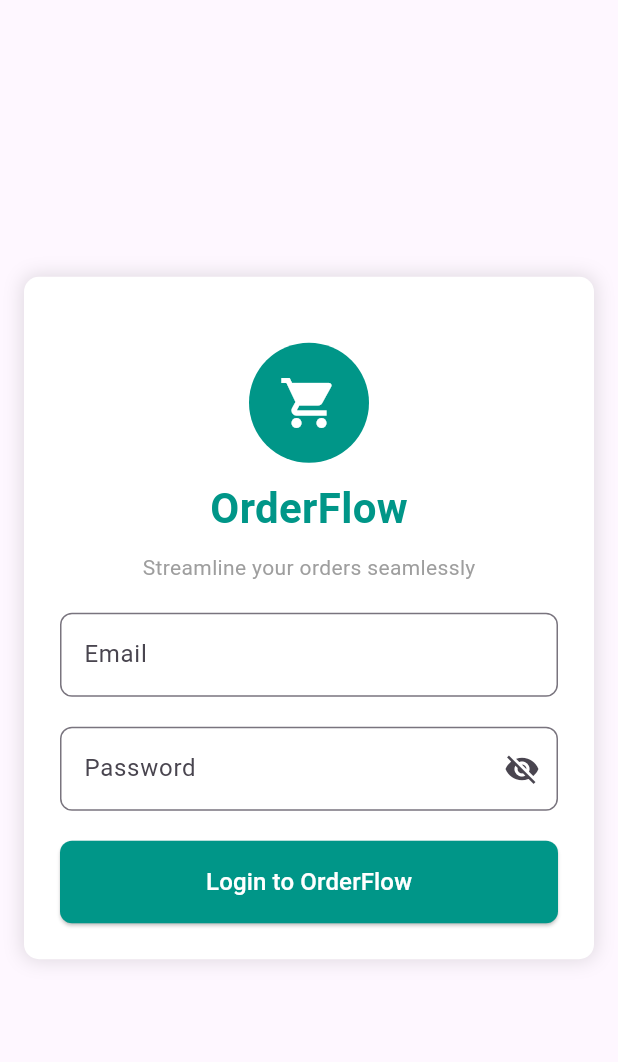
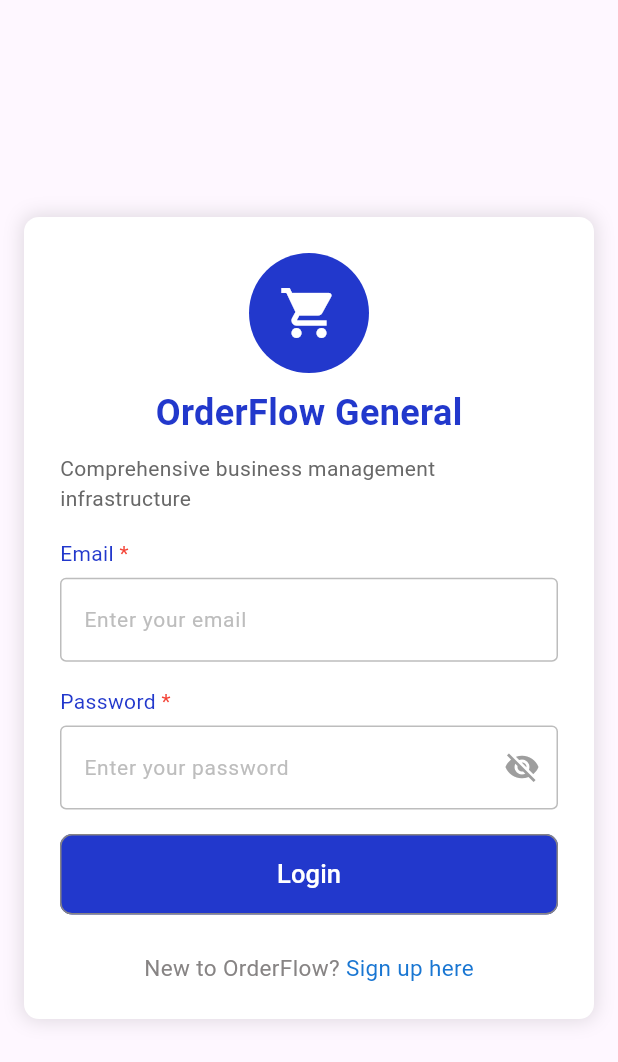
Before and after one commit to Zellow-Tech/orderflow_web, a Flutter app: the screen it shows after launch, on a phone screen of 412 x 824 dp. Shown: the top 1062 px of the screen. Run offline on Flutter 3.47's test engine with Material 3 defaults, Android fonts, the phone set to English and light mode, and no system bars; our stand-ins replace firebase_core, get, google_fonts, url_launcher_web; missing offline and left inert: cloud_firestore_web, firebase_auth_web, firebase_core_web, firebase_messaging_web, firebase_storage_web, image_picker_for_web; accounts and stored records are empty.

Commit message:
login and sign up UI ready temp

```diff
--- a/lib/views/auth/login_screen.dart
+++ b/lib/views/auth/login_screen.dart
@@ -1,6 +1,9 @@
 import 'package:flutter/material.dart';
 import 'package:get/get_core/src/get_main.dart';
 import 'package:get/get_navigation/get_navigation.dart';
+import 'package:ofg_web/constants/color_palette.dart';
+import 'package:ofg_web/constants/texts.dart';
+import 'package:ofg_web/widgets/top_label_text_field.dart';
 
 class LoginScreen extends StatefulWidget {
   const LoginScreen({super.key});
@@ -10,16 +13,29 @@ class LoginScreen extends StatefulWidget {
 }
 
 class _LoginScreenState extends State<LoginScreen> {
+  // Controllers for form fields
+  final TextEditingController _emailController = TextEditingController();
+  final TextEditingController _passwordController = TextEditingController();
+
+  // Custom input field widget
+  final TopLabelTextField topLabelTextField = TopLabelTextField();
+
+  // Color palette instance
+  final OFGColorPalette _palette = OFGColorPalette();
+
+  // Password visibility toggle
   bool _obscurePassword = true;
+  bool _isLoading = false;
 
   @override
   Widget build(BuildContext context) {
+    double height = MediaQuery.of(context).size.height;
     return Scaffold(
       body: Center(
-        child: Padding(
+        child: SingleChildScrollView(
           padding: const EdgeInsets.all(16.0),
           child: Container(
-            width: 400,
+            width: 500, // Fixed width for web, matching registration page
             padding: const EdgeInsets.all(24.0),
             decoration: BoxDecoration(
               color: Colors.white,
@@ -33,61 +49,70 @@ class _LoginScreenState extends State<LoginScreen> {
               ],
             ),
             child: Column(
-              mainAxisSize: MainAxisSize.min,
+              crossAxisAlignment: CrossAxisAlignment.start,
               children: [
-                // Branding: Product logo and name
-                const SizedBox(height: 20),
-                const CircleAvatar(
+                // Branding: OrderFlow Logo & Name
+                Center(
+                  child: Column(
+                    children: [
+                      CircleAvatar(
                         radius: 40,
-                  backgroundColor: Colors.teal,
-                  child: Icon(
+                        backgroundColor: _palette.primaryBlue,
+                        child: const Icon(
                           Icons.shopping_cart,
                           size: 40,
                           color: Colors.white,
-                  ), // Placeholder for logo
-                ),
-                const SizedBox(height: 10),
-                const Text(
-                  'OrderFlow',
-                  style: TextStyle(
-                    fontSize: 28,
-                    fontWeight: FontWeight.bold,
-                    color: Colors.teal,
                         ),
                       ),
                       const SizedBox(height: 10),
-                const Text(
-                  'Streamline your orders seamlessly',
+                      Text(
+                        OFGTexts.appName,
+                        style: TextStyle(
+                          fontSize: 24,
+                          fontWeight: FontWeight.bold,
+                          color: _palette.primaryBlue,
+                        ),
+                      ),
+                      const SizedBox(height: 10),
+                      Text(
+                        OFGTexts.appTagline,
                         style: TextStyle(
                           fontSize: 14,
-                    color: Colors.grey,
+                          color: _palette.secondaryText,
                         ),
                       ),
-                const SizedBox(height: 20),
-                // Email input
-                TextField(
-                  decoration: InputDecoration(
-                    labelText: 'Email',
-                    border: OutlineInputBorder(
-                      borderRadius: BorderRadius.circular(8.0),
+                    ],
                   ),
                 ),
+                SizedBox(height: height * 0.02),
+
+                // Email Input Field
+                topLabelTextField.topLabelTextField(
+                  controller: _emailController,
+                  label: OFGTexts.loginEmailLabel,
                   keyboardType: TextInputType.emailAddress,
+                  obscureText: false,
+                  borderRadius: 10.0,
+                  hintText: OFGTexts.loginEmailHint,
+                  requiredField: true,
                 ),
-                const SizedBox(height: 20),
-                // Password input with toggle visibility
-                TextField(
+                SizedBox(height: height * 0.02),
+
+                // Password Input Field with Toggle
+                topLabelTextField.topLabelTextField(
+                  controller: _passwordController,
+                  label: OFGTexts.loginPasswordLabel,
+                  keyboardType: TextInputType.text,
                   obscureText: _obscurePassword,
-                  decoration: InputDecoration(
-                    labelText: 'Password',
-                    border: OutlineInputBorder(
-                      borderRadius: BorderRadius.circular(8.0),
-                    ),
+                  borderRadius: 10.0,
+                  hintText: OFGTexts.loginPasswordHint,
+                  requiredField: true,
                   suffixIcon: IconButton(
                     icon: Icon(
                       _obscurePassword
                           ? Icons.visibility_off
                           : Icons.visibility,
+                      color: Colors.grey,
                     ),
                     onPressed: () {
                       setState(() {
@@ -96,28 +121,72 @@ class _LoginScreenState extends State<LoginScreen> {
                     },
                   ),
                 ),
+
+                // Login Button
+                SizedBox(height: height * 0.02),
+
+                // _paletteRegister Button
+                SizedBox(
+                  width: MediaQuery.of(context).size.width,
+                  height: height * 0.065,
+                  child: ElevatedButton(
+                    style: ElevatedButton.styleFrom(
+                      backgroundColor: _palette.primaryBlue,
+                      side: BorderSide(
+                        width: 1,
+                        color: _palette.inactiveIcon,
                       ),
-                const SizedBox(height: 20),
-                // Login button
-                SizedBox(
-                  width: double.infinity,
-                  child: ElevatedButton(
-                    onPressed: () {
-                      // Handle login logic here
+                      shape: RoundedRectangleBorder(
+                        borderRadius: BorderRadius.circular(8),
+                      ),
+                      elevation: 0,
+                      padding: const EdgeInsets.all(12),
+                    ),
+                    onPressed: () async {
+                      // TODO: Implement registration logic here
                       Get.toNamed('/register');
                     },
-                    style: ElevatedButton.styleFrom(
-                      shape: RoundedRectangleBorder(
-                        borderRadius: BorderRadius.circular(8.0),
-                      ),
-                      backgroundColor: Colors.teal, // OrderFlow primary color
-                      padding: const EdgeInsets.symmetric(vertical: 16.0),
-                    ),
-                    child: const Text(
-                      'Login to OrderFlow',
-                      style: TextStyle(fontSize: 16, color: Colors.white),
+                    child: _isLoading
+                        ? const CircularProgressIndicator(
+                            color: Colors.white,
+                          )
+                        : const Text(
+                            OFGTexts.loginButton,
+                            overflow: TextOverflow.ellipsis,
+                            style: TextStyle(fontSize: 17, color: Colors.white),
                           ),
                   ),
+                ),
+
+                SizedBox(height: height * 0.03),
+
+                // _paletteNavigate to Login Screen
+                Row(
+                  mainAxisAlignment: MainAxisAlignment.center,
+                  children: [
+                    // "New to OFg" text
+                    Text(
+                      OFGTexts.loginNoAccount,
+                      style: TextStyle(
+                        fontSize: 15,
+                        color: _palette.tertiaryText,
+                      ),
+                    ),
+
+                    // "Login here" clickable text
+                    InkWell(
+                      onTap: () {
+                        // TODO: Implement navigation to login page
+                      },
+                      child: Text(
+                        ' ${OFGTexts.loginSignUp}',
+                        style: TextStyle(
+                          fontSize: 15,
+                          color: _palette.linkBlue,
+                        ),
+                      ),
+                    ),
+                  ],
                 ),
               ],
             ),
--- a/lib/views/auth/registration_screen.dart
+++ b/lib/views/auth/registration_screen.dart
@@ -54,6 +54,41 @@ class _RegistrationScreenState extends State<RegistrationScreen> {
             child: Column(
               crossAxisAlignment: CrossAxisAlignment.start,
               children: [
+                // Branding: OrderFlow Logo & Name
+                Center(
+                  child: Column(
+                    children: [
+                      CircleAvatar(
+                        radius: 40,
+                        backgroundColor: _palette.primaryBlue,
+                        child: const Icon(
+                          Icons.shopping_cart,
+                          size: 40,
+                          color: Colors.white,
+                        ),
+                      ),
+                      const SizedBox(height: 10),
+                      Text(
+                        OFGTexts.appName,
+                        style: TextStyle(
+                          fontSize: 24,
+                          fontWeight: FontWeight.bold,
+                          color: _palette.primaryBlue,
+                        ),
+                      ),
+                      const SizedBox(height: 10),
+                      Text(
+                        OFGTexts.appTagline,
+                        style: TextStyle(
+                          fontSize: 14,
+                          color: _palette.secondaryText,
+                        ),
+                      ),
+                    ],
+                  ),
+                ),
+                SizedBox(height: height * 0.02),
+
                 // _paletteOwner's Name Field
                 topLabelTextField.topLabelTextField(
                   controller: _ownerNameController,
```
Lines whose indentation alone changed are shown as unchanged.
